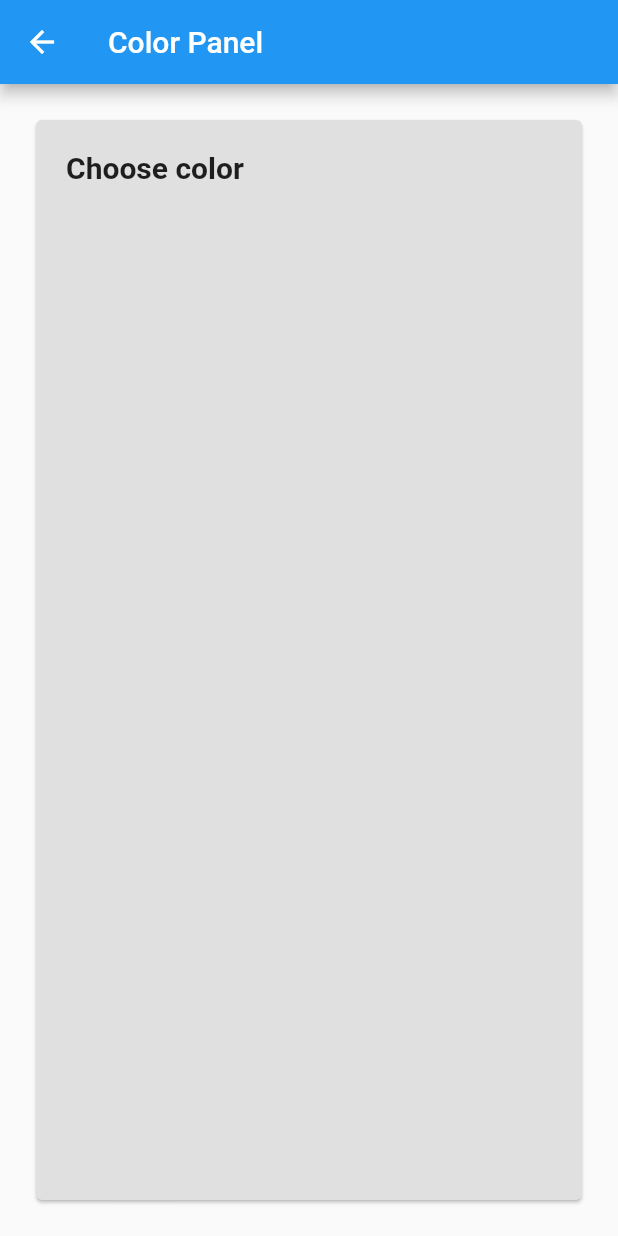
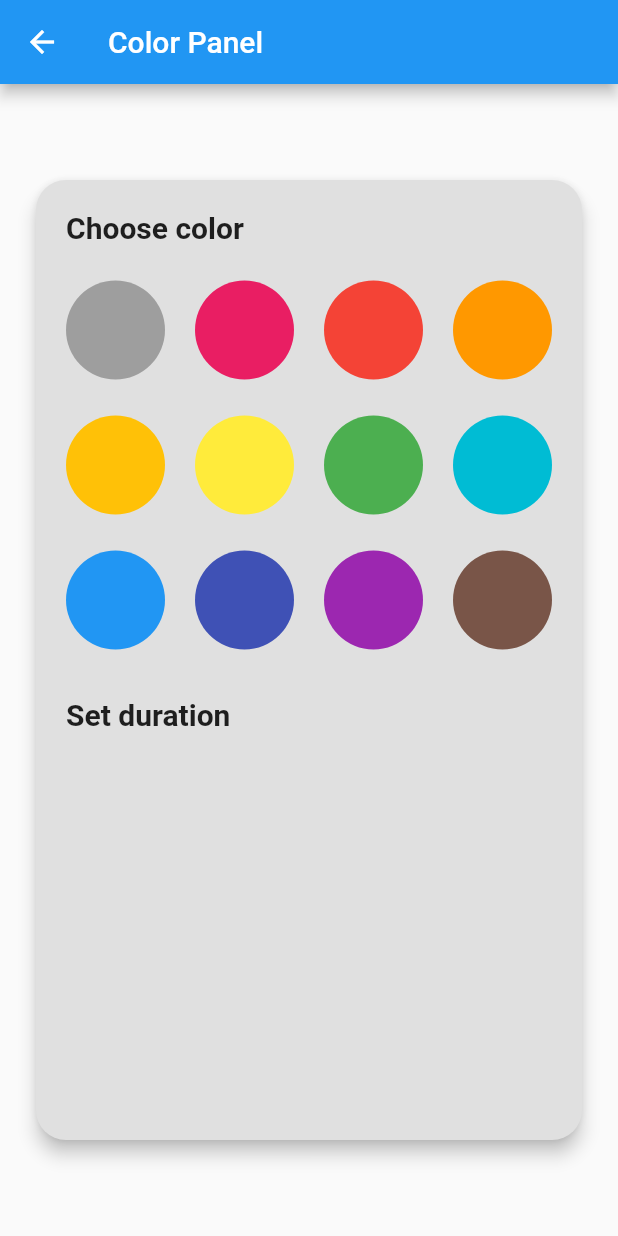
Before and after one commit to ricky9667/Color-Player, a Flutter app: the screen it shows after launch, after a tap on "Color panel", on a phone screen of 412 x 824 dp. Run offline on Flutter 3.47's test engine with Material 2 defaults, Android fonts, the phone set to English and light mode, and no system bars; our stand-ins replace bloc, flutter_bloc.

Commit message:
Add color selections to color panel page

```diff
--- /dev/null
+++ b/lib/blocs/color_panel/color_panel_bloc.dart
@@ -0,0 +1,22 @@
+import 'dart:async';
+
+import 'package:bloc/bloc.dart';
+import 'package:flutter/cupertino.dart';
+import 'package:meta/meta.dart';
+import 'package:flutter/material.dart';
+
+part 'color_panel_event.dart';
+part 'color_panel_state.dart';
+
+class ColorPanelBloc extends Bloc<ColorPanelEvent, ColorPanelState> {
+  ColorPanelBloc() : super(ColorPanelState.init());
+
+  @override
+  Stream<ColorPanelState> mapEventToState(
+    ColorPanelEvent event,
+  ) async* {
+    if (event is ColorTappedEvent) {
+      yield ColorPanelState(colorList: defaultColorList, colorIndex: event.colorIndex);
+    }
+  }
+}
--- /dev/null
+++ b/lib/blocs/color_panel/color_panel_event.dart
@@ -0,0 +1,14 @@
+part of 'color_panel_bloc.dart';
+
+@immutable
+abstract class ColorPanelEvent {}
+
+class ColorTappedEvent extends ColorPanelEvent {
+  final int colorIndex;
+
+  ColorTappedEvent({
+    @required this.colorIndex,
+  }) : assert(colorIndex != null);
+}
+
+// class ColorLongPressEvent extends ColorPanelEvent {}
--- /dev/null
+++ b/lib/blocs/color_panel/color_panel_state.dart
@@ -0,0 +1,32 @@
+part of 'color_panel_bloc.dart';
+
+@immutable
+class ColorPanelState {
+  final List<Color> colorList;
+  final int colorIndex;
+
+  const ColorPanelState({
+    @required this.colorList,
+    @required this.colorIndex,
+  })  : assert(colorList != null),
+        assert(colorIndex != null);
+
+  factory ColorPanelState.init() {
+    return ColorPanelState(colorList: defaultColorList, colorIndex: 0);
+  }
+}
+
+final List<Color> defaultColorList = [
+  Colors.grey,
+  Colors.pink,
+  Colors.red,
+  Colors.orange,
+  Colors.amber,
+  Colors.yellow, // 6
+  Colors.green,
+  Colors.cyan,
+  Colors.blue,
+  Colors.indigo,
+  Colors.purple,
+  Colors.brown,
+];
--- a/lib/main.dart
+++ b/lib/main.dart
@@ -1,4 +1,6 @@
 import 'package:flutter/material.dart';
+import 'package:flutter_bloc/flutter_bloc.dart';
+import 'package:flutter_color_player/blocs/color_panel/color_panel_bloc.dart';
 import 'package:flutter_color_player/pages/color_panel.dart';
 import 'package:flutter_color_player/pages/home.dart';
 import 'package:flutter_color_player/pages/music_track.dart';
@@ -10,14 +12,21 @@ void main() {
 class MyApp extends StatelessWidget {
   @override
   Widget build(BuildContext context) {
-    return MaterialApp(
-      title: 'Color Player',
-      initialRoute: '/',
-      routes: {
-        '/': (context) => Home(),
-        '/color_panel': (context) => ColorPanel(),
-        '/music_track': (context) => MusicTrack(),
-      },
+    return MultiBlocProvider(
+      providers: [
+        BlocProvider<ColorPanelBloc>(
+          create: (context) => ColorPanelBloc(),
+        ),
+      ],
+      child: MaterialApp(
+        title: 'Color Player',
+        initialRoute: '/',
+        routes: {
+          '/': (context) => Home(),
+          '/blocs.color_panel': (context) => ColorPanel(),
+          '/blocs.music_track': (context) => MusicTrack(),
+        },
+      ),
     );
   }
 }
--- a/lib/pages/color_panel.dart
+++ b/lib/pages/color_panel.dart
@@ -1,5 +1,7 @@
 import 'package:flutter/cupertino.dart';
 import 'package:flutter/material.dart';
+import 'package:flutter_bloc/flutter_bloc.dart';
+import 'package:flutter_color_player/blocs/color_panel/color_panel_bloc.dart';
 
 class ColorPanel extends StatelessWidget {
   @override
@@ -8,49 +10,59 @@ class ColorPanel extends StatelessWidget {
       appBar: AppBar(
         title: Text('Color Panel'),
       ),
-      body: Container(
-        margin: EdgeInsets.all(20.0),
+      body: BlocBuilder<ColorPanelBloc, ColorPanelState>(
+          builder: (context, state) {
+        return Container(
+          margin: EdgeInsets.symmetric(horizontal: 20.0, vertical: 60.0),
           child: Card(
             color: Colors.grey[300],
+            shape: RoundedRectangleBorder(
+              borderRadius: BorderRadius.circular(20.0),
+            ),
+            elevation: 5.0,
             child: Padding(
               padding: const EdgeInsets.all(20.0),
               child: Column(
                 mainAxisAlignment: MainAxisAlignment.start,
                 crossAxisAlignment: CrossAxisAlignment.stretch,
                 children: <Widget>[
-                Text(
-                  'Choose color',
+                  Text('Choose color',
                       style: TextStyle(
                         fontSize: 20.0,
                         fontWeight: FontWeight.bold,
-                  )
-                ),
-                SizedBox(height: 10.0),
+                      )),
+                  SizedBox(height: 24.0),
                   GridView.count(
                     shrinkWrap: true,
-                  padding: const EdgeInsets.symmetric(horizontal: 8.0, vertical: 4.0),
                     crossAxisCount: 4,
-                  children: <Widget>[
-
-                  ],
+                    mainAxisSpacing: 24.0,
+                    crossAxisSpacing: 20.0,
+                    children: state.colorList.map((color) => getColorSelection(color)).toList(),
                   ),
+                  SizedBox(height: 32.0),
+                  Text('Set duration',
+                      style: TextStyle(
+                        fontSize: 20.0,
+                        fontWeight: FontWeight.bold,
+                      )),
                 ],
               ),
             ),
           ),
-      ),
+        );
+      }),
     );
   }
 }
 
-class ColorSelector extends StatefulWidget {
-  @override
-  _ColorSelectorState createState() => _ColorSelectorState();
+Widget getColorSelection(Color color) {
+  return GestureDetector(
+    child: Material(
+      color: Colors.grey[300],
+      child: CircleAvatar(
+        backgroundColor: color,
+        radius: 20.0,
+      ),
+    ),
+  );
 }
-
-class _ColorSelectorState extends State<ColorSelector> {
-  @override
-  Widget build(BuildContext context) {
-    return Container();
-  }
-}
--- a/lib/pages/home.dart
+++ b/lib/pages/home.dart
@@ -16,7 +16,7 @@ class Home extends StatelessWidget {
             RaisedButton.icon(
               onPressed: () {
                 print('Color panel clicked');
-                Navigator.pushNamed(context, '/color_panel');
+                Navigator.pushNamed(context, '/blocs.color_panel');
               },
               icon: Icon(Icons.palette),
               label: Text('Color panel'),
@@ -25,7 +25,7 @@ class Home extends StatelessWidget {
             RaisedButton.icon(
               onPressed: () {
                 print('Music track clicked');
-                Navigator.pushNamed(context, '/music_track');
+                Navigator.pushNamed(context, '/blocs.music_track');
               },
               icon: Icon(Icons.music_note),
               label: Text('Music track'),
--- a/pubspec.yaml
+++ b/pubspec.yaml
@@ -23,6 +23,8 @@ environment:
 dependencies:
   flutter:
     sdk: flutter
+  bloc: ^6.0.1
+  flutter_bloc: ^6.0.1
 
 
   # The following adds the Cupertino Icons font to your application.
```
Also changed, not shown: pubspec.lock. Lines whose indentation alone changed are shown as unchanged.
